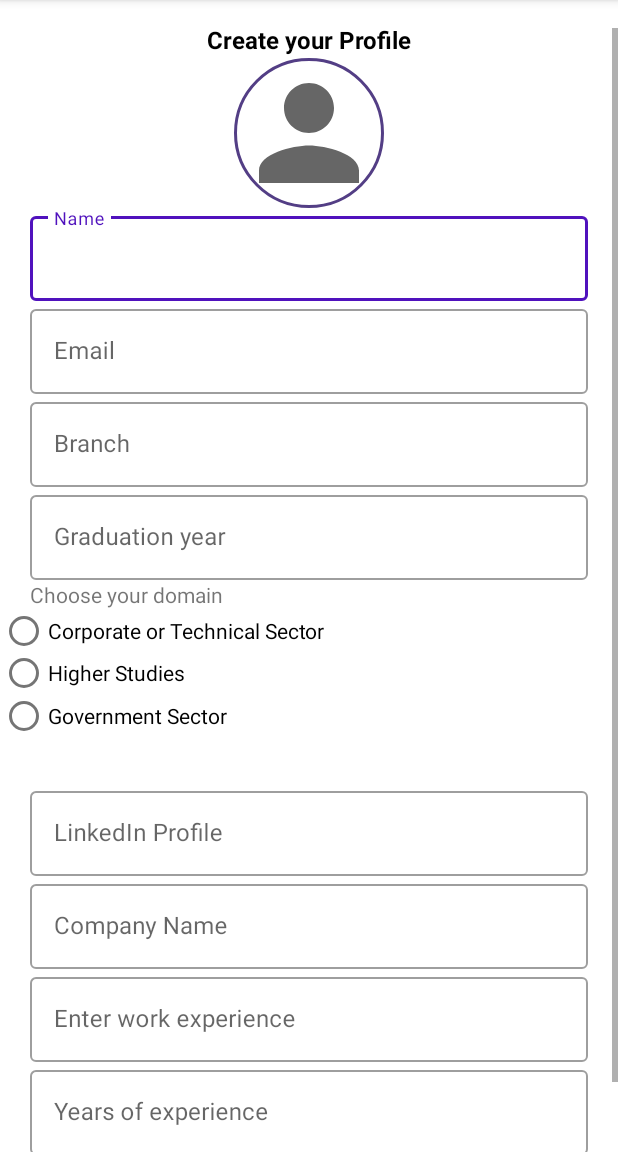
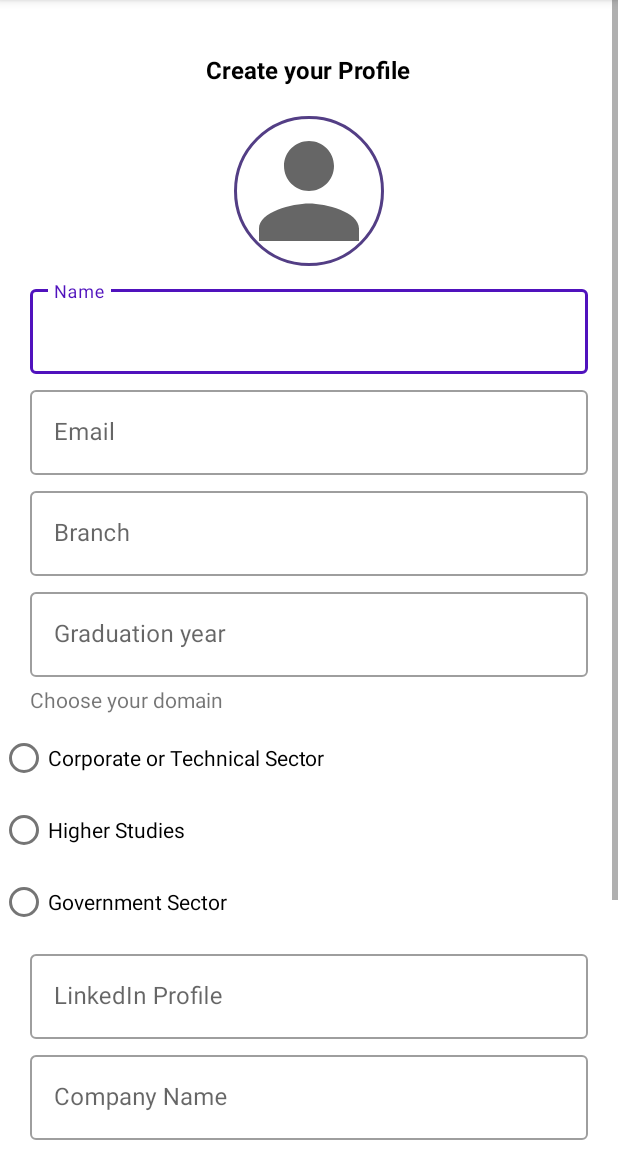
Before and after one commit to swarnima14/Connect-All-App, an Android app: the screen it shows after launch once a user with an empty profile is signed in (EditProfileActivity), after a tap on "ALUMNI", on a phone screen of 412 x 824 dp, the part 84-1236 px from its top. Run offline under Robolectric (Android 15) with nearby library versions, the phone set to English and light mode, and no system bars; our stand-ins replace CircleImageView, Firebase (no records; nobody signed in at launch, a user with empty details on screens opened directly), Picasso; libraries missing offline, so code that uses them is left out: com.theartofdev.edmodo; Roboto replaces fonts that are not available here.

Commit message:
form corrected

```diff
--- a/app/src/main/res/layout/act5_alumni_details.xml
+++ b/app/src/main/res/layout/act5_alumni_details.xml
@@ -8,18 +8,7 @@
     tools:context=".EditProfileActivity">
 
 
-    <TextView
-        android:id="@+id/tv_heading"
-        android:layout_width="wrap_content"
-        android:layout_height="wrap_content"
-        android:text="Create your Profile"
-        android:textColor="#000"
-        android:textSize="16sp"
-        android:textStyle="bold"
-        android:layout_marginTop="15dp"
-        app:layout_constraintEnd_toEndOf="parent"
-        app:layout_constraintStart_toStartOf="parent"
-        app:layout_constraintTop_toTopOf="parent" />
+    <!---->
 
     <ScrollView
         android:id="@+id/scrollView"
@@ -27,13 +16,24 @@
         android:layout_height="wrap_content"
         app:layout_constraintBottom_toBottomOf="parent"
         app:layout_constraintEnd_toEndOf="parent"
-       app:layout_constraintTop_toBottomOf="@id/tv_heading">
+       app:layout_constraintTop_toTopOf="parent">
 
         <LinearLayout
             android:layout_width="match_parent"
             android:layout_height="wrap_content"
             android:layout_marginTop="20dp"
             android:orientation="vertical">
+
+            <TextView
+                android:id="@+id/tv_heading"
+                android:layout_width="wrap_content"
+                android:layout_height="wrap_content"
+                android:text="Create your Profile"
+                android:textColor="#000"
+                android:textSize="16sp"
+                android:textStyle="bold"
+                android:layout_marginTop="15dp"
+                android:layout_gravity="center_horizontal"/>
 
 
             <de.hdodenhof.circleimageview.CircleImageView
@@ -43,6 +43,7 @@
                 android:src="@drawable/profile"
                 app:civ_border_color="@color/colorPrimaryDark"
                 app:civ_border_width="2dp"
+                android:layout_marginTop="20dp"
                 app:layout_constraintBottom_toBottomOf="parent"
                 app:layout_constraintEnd_toEndOf="parent"
                 app:layout_constraintStart_toStartOf="parent"
@@ -56,7 +57,8 @@
                     android:layout_width="match_parent"
                     android:layout_height="wrap_content"
                     android:layout_marginStart="20dp"
-                    android:layout_marginEnd="20dp">
+                    android:layout_marginEnd="20dp"
+                    android:layout_marginTop="10dp">
 
                     <com.google.android.material.textfield.TextInputEditText
                         android:id="@+id/almName"
@@ -72,7 +74,8 @@
                 android:layout_width="match_parent"
                 android:layout_height="wrap_content"
                 android:layout_marginStart="20dp"
-                android:layout_marginEnd="20dp">
+                android:layout_marginEnd="20dp"
+                android:layout_marginTop="5dp">
 
                 <com.google.android.material.textfield.TextInputEditText
                     android:id="@+id/almMail"
@@ -87,7 +90,8 @@
                 android:layout_width="match_parent"
                 android:layout_height="wrap_content"
                 android:layout_marginStart="20dp"
-                android:layout_marginEnd="20dp">
+                android:layout_marginEnd="20dp"
+                android:layout_marginTop="5dp">
 
                 <com.google.android.material.textfield.TextInputEditText
                     android:id="@+id/almBranch"
@@ -103,7 +107,8 @@
                     android:layout_width="match_parent"
                     android:layout_height="wrap_content"
                     android:layout_marginStart="20dp"
-                    android:layout_marginEnd="20dp">
+                    android:layout_marginEnd="20dp"
+                    android:layout_marginTop="5dp">
 
                     <com.google.android.material.textfield.TextInputEditText
                         android:id="@+id/almGrad"
@@ -117,39 +122,38 @@
 
                 <TextView
                     android:id="@+id/textView4"
-                    android:layout_width="227dp"
-                    android:layout_height="21dp"
+                    android:layout_width="match_parent"
+                    android:layout_height="wrap_content"
                     android:layout_marginStart="20dp"
                     android:text="Choose your domain "
                     app:layout_constraintStart_toStartOf="parent"
                     app:layout_constraintTop_toBottomOf="@id/branch_enter"
-                    tools:layout_editor_absoluteY="403dp" />
+                    android:layout_marginTop="5dp"/>
 
                 <RadioGroup
                     android:id="@+id/radioGrp"
-                    android:layout_width="232dp"
-                    android:layout_height="114dp"
+                    android:layout_width="match_parent"
+                    android:layout_height="wrap_content"
                     app:layout_constraintStart_toStartOf="parent"
                     app:layout_constraintTop_toBottomOf="@id/textView4"
-                    tools:layout_editor_absoluteX="38dp"
-                    tools:layout_editor_absoluteY="442dp">
+                    android:layout_marginTop="5dp">
 
                     <RadioButton
                         android:id="@+id/rbTech"
-                        android:layout_width="wrap_content"
-                        android:layout_height="25dp"
+                        android:layout_width="match_parent"
+                        android:layout_height="wrap_content"
                         android:text="Corporate or Technical Sector" />
 
                     <RadioButton
                         android:id="@+id/rbHigher"
-                        android:layout_width="wrap_content"
-                        android:layout_height="30dp"
+                        android:layout_width="match_parent"
+                        android:layout_height="wrap_content"
                         android:text="Higher Studies" />
 
                     <RadioButton
                         android:id="@+id/rbGov"
-                        android:layout_width="wrap_content"
-                        android:layout_height="28dp"
+                        android:layout_width="match_parent"
+                        android:layout_height="wrap_content"
                         android:text="Government Sector" />
                 </RadioGroup>
 
@@ -159,7 +163,8 @@
                     android:layout_width="match_parent"
                     android:layout_height="wrap_content"
                     android:layout_marginStart="20dp"
-                    android:layout_marginEnd="20dp">
+                    android:layout_marginEnd="20dp"
+                    android:layout_marginTop="5dp">
 
                     <com.google.android.material.textfield.TextInputEditText
                         android:id="@+id/almLinkedin"
@@ -176,7 +181,8 @@
                     android:layout_width="match_parent"
                     android:layout_height="wrap_content"
                     android:layout_marginStart="20dp"
-                    android:layout_marginEnd="20dp">
+                    android:layout_marginEnd="20dp"
+                    android:layout_marginTop="5dp">
 
                     <com.google.android.material.textfield.TextInputEditText
                         android:id="@+id/almCompany"
@@ -192,7 +198,8 @@
                 android:layout_width="match_parent"
                 android:layout_height="wrap_content"
                 android:layout_marginStart="20dp"
-                android:layout_marginEnd="20dp">
+                android:layout_marginEnd="20dp"
+                android:layout_marginTop="5dp">
 
                 <com.google.android.material.textfield.TextInputEditText
                     android:id="@+id/almWorkExp"
@@ -207,7 +214,8 @@
                 android:layout_width="match_parent"
                 android:layout_height="wrap_content"
                 android:layout_marginStart="20dp"
-                android:layout_marginEnd="20dp">
+                android:layout_marginEnd="20dp"
+                android:layout_marginTop="5dp">
 
                 <com.google.android.material.textfield.TextInputEditText
                     android:id="@+id/almExp"
@@ -220,17 +228,19 @@
 
     <com.google.android.material.button.MaterialButton
         android:id="@+id/bt_submit"
-        style="?android:attr/borderlessButtonStyle"
+        android:backgroundTint="@color/colorPrimaryDark"
         android:layout_width="wrap_content"
         android:layout_height="wrap_content"
-        android:layout_marginTop="40dp"
+        android:layout_marginTop="10dp"
+        android:layout_marginBottom="30dp"
         android:elevation="2dp"
         android:text="Submit"
         android:layout_gravity="center_horizontal"
         android:textAllCaps="false"
         android:textColor="#FFFFFF"
         android:textSize="15sp"
-        android:visibility="visible" />
+        android:visibility="visible"
+        />
 
 
 </LinearLayout>
```
